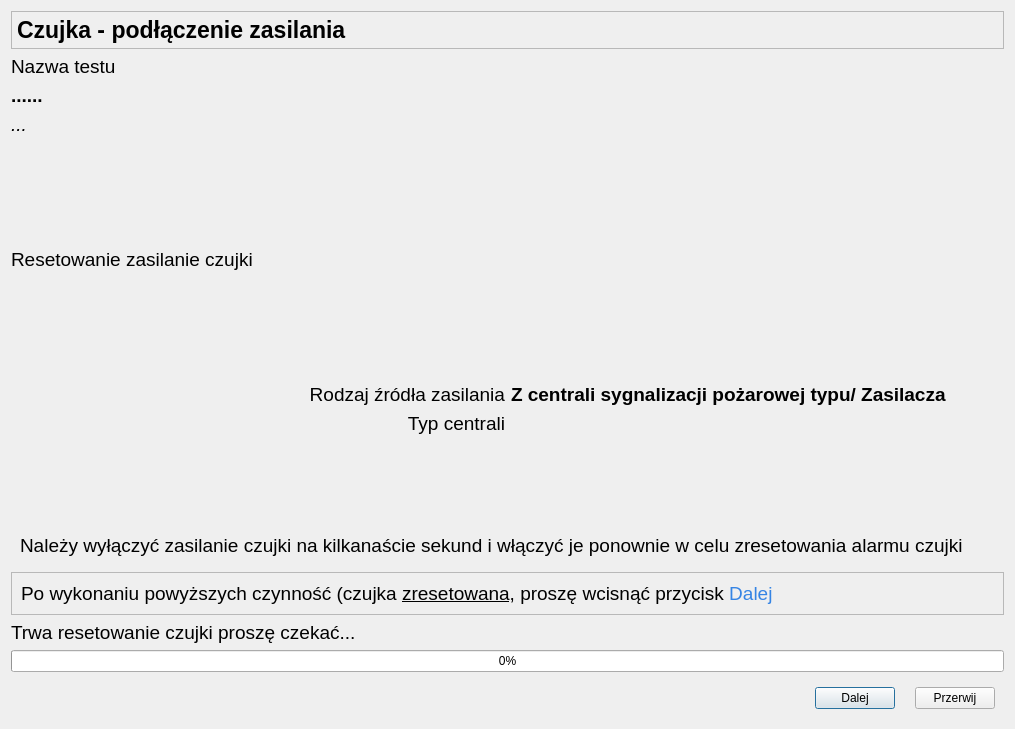
Above: CzujkiLinioweApp/oknoresetuzasilaniaczujki.ui from wiacekmarcin/CzujkiLiniowe before the change. Below: the same form after it.
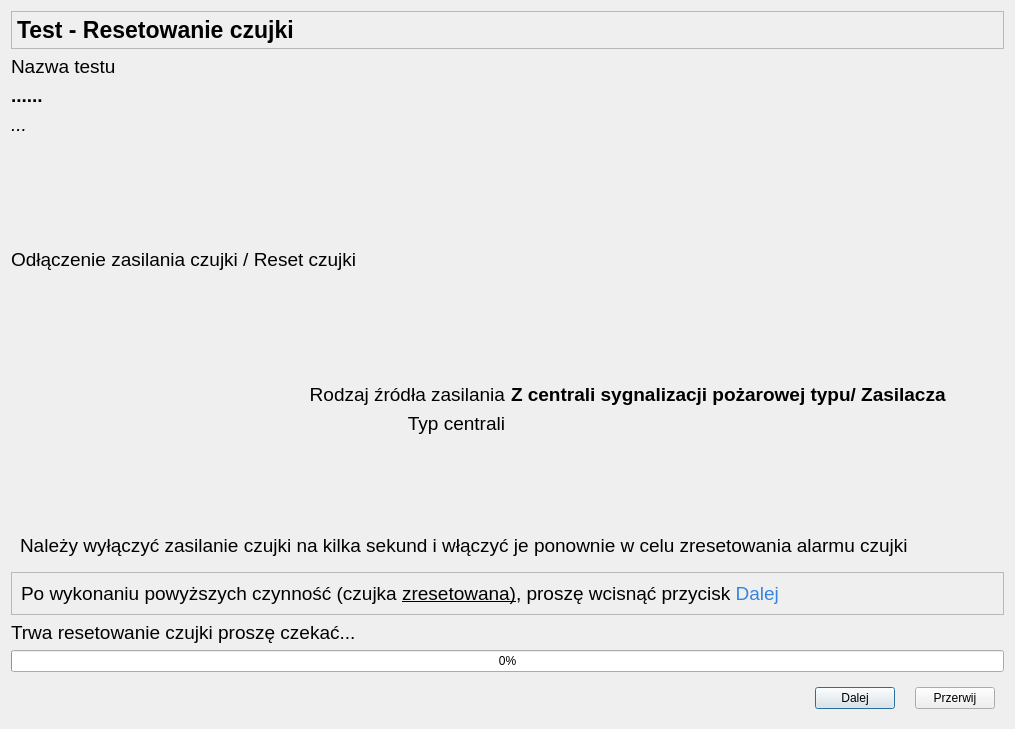
That is the form after the change. Icons and pictures are not drawn.

The edit to the form file:
```diff
--- a/CzujkiLinioweApp/oknoresetuzasilaniaczujki.ui
+++ b/CzujkiLinioweApp/oknoresetuzasilaniaczujki.ui
@@ -168,7 +168,7 @@
          </font>
         </property>
         <property name="text">
-         <string>Czujka - podłączenie zasilania </string>
+         <string>Test - Resetowanie czujki</string>
         </property>
        </widget>
       </item>
@@ -207,7 +207,7 @@
          </font>
         </property>
         <property name="text">
-         <string>&lt;html&gt;&lt;head/&gt;&lt;body&gt;&lt;p&gt;Po wykonaniu powyższych czynność (czujka  &lt;span style=&quot; text-decoration: underline;&quot;&gt;zresetowana&lt;/span&gt;, proszę wcisnąć przycisk&lt;span style=&quot; color:#3584e4;&quot;&gt; Dalej&lt;/span&gt;&lt;/p&gt;&lt;/body&gt;&lt;/html&gt;</string>
+         <string>&lt;html&gt;&lt;head/&gt;&lt;body&gt;&lt;p&gt;Po wykonaniu powyższych czynność (czujka &lt;span style=&quot; text-decoration: underline;&quot;&gt;zresetowana)&lt;/span&gt;, proszę wcisnąć przycisk&lt;span style=&quot; color:#3584e4;&quot;&gt; Dalej&lt;/span&gt;&lt;/p&gt;&lt;/body&gt;&lt;/html&gt;</string>
         </property>
         <property name="wordWrap">
          <bool>true</bool>
@@ -228,7 +228,7 @@
          </font>
         </property>
         <property name="text">
-         <string>Należy wyłączyć zasilanie czujki na kilkanaście sekund i włączyć je ponownie w celu zresetowania alarmu czujki</string>
+         <string>Należy wyłączyć zasilanie czujki na kilka sekund i włączyć je ponownie w celu zresetowania alarmu czujki</string>
         </property>
        </widget>
       </item>
@@ -317,7 +317,7 @@
       </font>
      </property>
      <property name="text">
-      <string>Resetowanie zasilanie czujki</string>
+      <string>Odłączenie zasilania czujki / Reset czujki</string>
      </property>
     </widget>
    </item>
```
